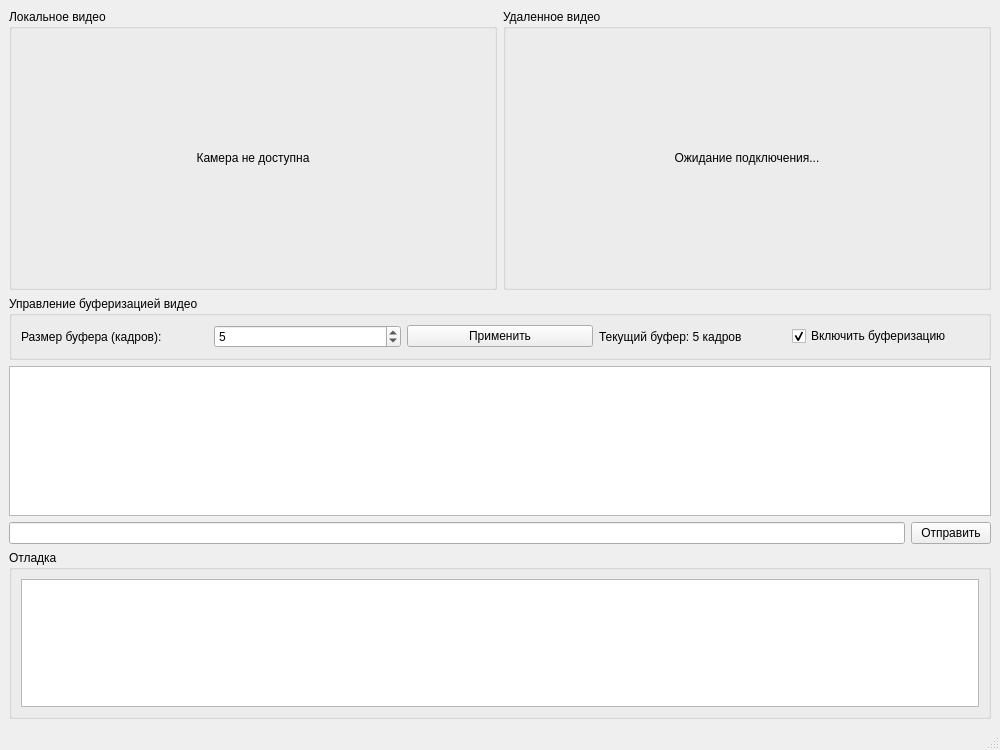
EpNKM/VladioChad, file chatwindow.ui: the form before one commit.
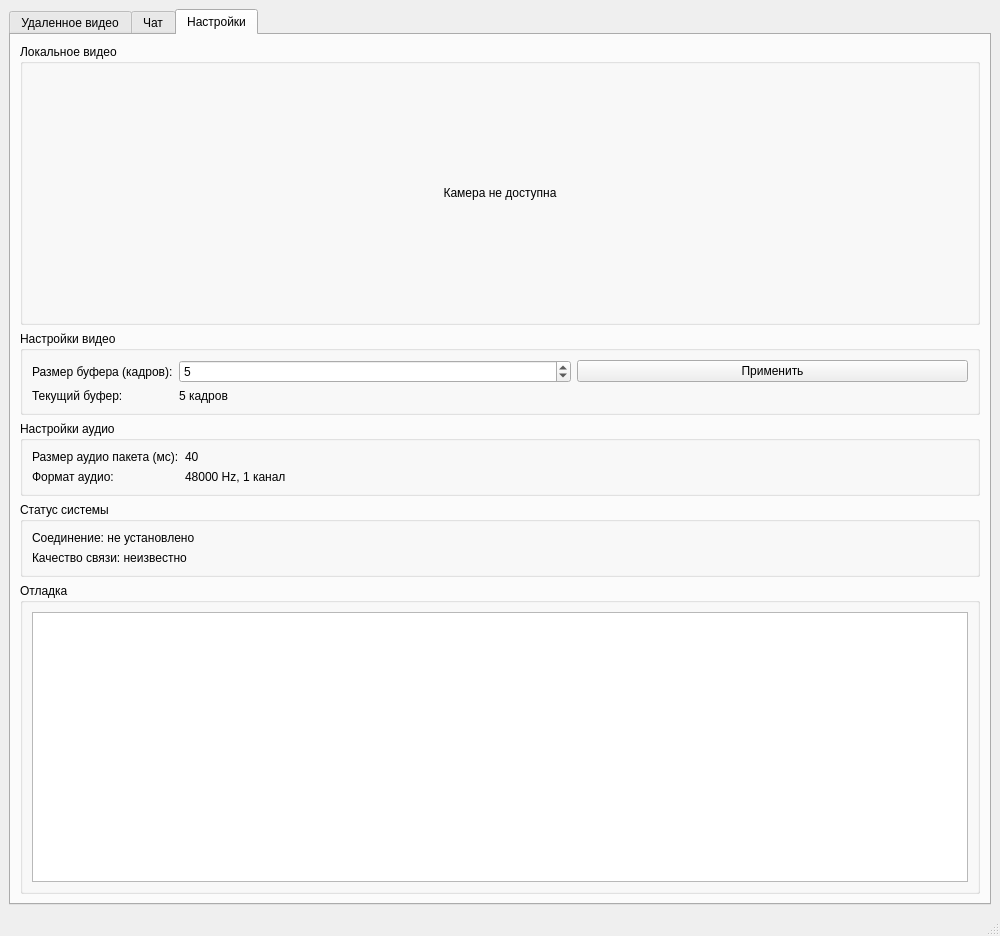
The form after the commit.

Commit message: new ui but buffer is raw

Patch:
```diff
--- a/chatwindow.ui
+++ b/chatwindow.ui
@@ -7,7 +7,7 @@
     <x>0</x>
     <y>0</y>
     <width>1000</width>
-    <height>750</height>
+    <height>936</height>
    </rect>
   </property>
   <property name="windowTitle">
@@ -16,44 +16,21 @@
   <widget class="QWidget" name="centralwidget">
    <layout class="QVBoxLayout" name="verticalLayout">
     <item>
-     <layout class="QHBoxLayout" name="horizontalLayout">
-      <item>
-       <widget class="QGroupBox" name="groupBox">
-        <property name="title">
-         <string>Локальное видео</string>
-        </property>
-        <layout class="QVBoxLayout" name="verticalLayout_3">
-         <item>
-          <widget class="QLabel" name="localVideoLabel">
-           <property name="minimumSize">
-            <size>
-             <width>320</width>
-             <height>240</height>
-            </size>
-           </property>
-           <property name="text">
-            <string>Камера не доступна</string>
-           </property>
-           <property name="alignment">
-            <set>Qt::AlignCenter</set>
-           </property>
-          </widget>
-         </item>
-        </layout>
-       </widget>
-      </item>
-      <item>
-       <widget class="QGroupBox" name="groupBox_2">
-        <property name="title">
+     <widget class="QTabWidget" name="tabWidget">
+      <property name="currentIndex">
+       <number>2</number>
+      </property>
+      <widget class="QWidget" name="remoteVideoTab">
+       <attribute name="title">
          <string>Удаленное видео</string>
-        </property>
-        <layout class="QVBoxLayout" name="verticalLayout_4">
+       </attribute>
+       <layout class="QVBoxLayout" name="verticalLayout_5">
          <item>
           <widget class="QLabel" name="remoteVideoLabel">
            <property name="minimumSize">
             <size>
-             <width>320</width>
-             <height>240</height>
+            <width>640</width>
+            <height>480</height>
             </size>
            </property>
            <property name="text">
@@ -66,24 +43,92 @@
          </item>
         </layout>
        </widget>
-      </item>
-     </layout>
-    </item>
-
-    <!-- Новый блок управления буферизацией -->
+      <widget class="QWidget" name="chatTab">
+       <attribute name="title">
+        <string>Чат</string>
+       </attribute>
+       <layout class="QVBoxLayout" name="verticalLayout_7">
+        <item>
+         <widget class="QTextEdit" name="chatArea">
+          <property name="minimumSize">
+           <size>
+            <width>0</width>
+            <height>300</height>
+           </size>
+          </property>
+          <property name="html">
+           <string>&lt;!DOCTYPE HTML PUBLIC &quot;-//W3C//DTD HTML 4.0//EN&quot; &quot;http://www.w3.org/TR/REC-html40/strict.dtd&quot;&gt;
+&lt;html&gt;&lt;head&gt;&lt;meta name=&quot;qrichtext&quot; content=&quot;1&quot; /&gt;&lt;meta charset=&quot;utf-8&quot; /&gt;&lt;style type=&quot;text/css&quot;&gt;
+p, li { white-space: pre-wrap; }
+hr { height: 1px; border-width: 0; }
+li.unchecked::marker { content: &quot;\2610&quot;; }
+li.checked::marker { content: &quot;\2612&quot;; }
+&lt;/style&gt;&lt;/head&gt;&lt;body style=&quot; font-family:'Segoe UI'; font-size:9pt; font-weight:400; font-style:normal;&quot;&gt;
+&lt;p style=&quot;-qt-paragraph-type:empty; margin-top:0px; margin-bottom:0px; margin-left:0px; margin-right:0px; -qt-block-indent:0; text-indent:0px; font-family:'Sans Serif';&quot;&gt;&lt;br /&gt;&lt;/p&gt;&lt;/body&gt;&lt;/html&gt;</string>
+          </property>
+         </widget>
+        </item>
+        <item>
+         <layout class="QHBoxLayout" name="horizontalLayout_3">
+          <item>
+           <widget class="QLineEdit" name="messageEdit"/>
+          </item>
+          <item>
+           <widget class="QPushButton" name="sendButton">
+            <property name="text">
+             <string>Отправить</string>
+            </property>
+           </widget>
+          </item>
+         </layout>
+        </item>
+       </layout>
+      </widget>
+      <widget class="QWidget" name="settingsTab">
+       <attribute name="title">
+        <string>Настройки</string>
+       </attribute>
+       <layout class="QVBoxLayout" name="verticalLayout_6">
     <item>
-     <widget class="QGroupBox" name="bufferingGroupBox">
+         <widget class="QGroupBox" name="localVideoGroup">
       <property name="title">
-       <string>Управление буферизацией видео</string>
-      </property>
-      <layout class="QHBoxLayout" name="horizontalLayout_4">
+           <string>Локальное видео</string>
+          </property>
+          <layout class="QVBoxLayout" name="verticalLayout_8">
        <item>
+            <widget class="QLabel" name="localVideoLabel">
+             <property name="minimumSize">
+              <size>
+               <width>320</width>
+               <height>240</height>
+              </size>
+             </property>
+             <property name="text">
+              <string>Камера не доступна</string>
+             </property>
+             <property name="alignment">
+              <set>Qt::AlignmentFlag::AlignCenter</set>
+             </property>
+            </widget>
+           </item>
+          </layout>
+         </widget>
+        </item>
+        <item>
+         <widget class="QGroupBox" name="videoSettingsGroup">
+          <property name="title">
+           <string>Настройки видео</string>
+          </property>
+          <layout class="QFormLayout" name="formLayout_2">
+           <item row="0" column="0">
         <widget class="QLabel" name="bufferSizeLabel">
          <property name="text">
           <string>Размер буфера (кадров):</string>
          </property>
         </widget>
        </item>
+           <item row="0" column="1">
+            <layout class="QHBoxLayout" name="horizontalLayout_4">
        <item>
         <widget class="QSpinBox" name="bufferSizeSpinBox">
          <property name="minimum">
@@ -108,69 +153,92 @@
          <property name="toolTip">
           <string>Установить новый размер буфера</string>
          </property>
-        </widget>
-       </item>
-       <item>
+               <property name="text">
+                <string>Применить</string>
+               </property>
+              </widget>
+             </item>
+            </layout>
+           </item>
+           <item row="1" column="0">
+            <widget class="QLabel" name="label_4">
+             <property name="text">
+              <string>Текущий буфер:</string>
+             </property>
+            </widget>
+           </item>
+           <item row="1" column="1">
         <widget class="QLabel" name="bufferStatusLabel">
          <property name="text">
-          <string>Текущий буфер: 5 кадров</string>
+              <string>5 кадров</string>
          </property>
         </widget>
        </item>
+          </layout>
+         </widget>
+        </item>
        <item>
-        <widget class="QCheckBox" name="enableBufferingCheckBox">
+         <widget class="QGroupBox" name="audioSettingsGroup">
+          <property name="title">
+           <string>Настройки аудио</string>
+          </property>
+          <layout class="QFormLayout" name="formLayout">
+           <item row="0" column="0">
+            <widget class="QLabel" name="label">
          <property name="text">
-          <string>Включить буферизацию</string>
-         </property>
-         <property name="checked">
-          <bool>true</bool>
-         </property>
-         <property name="toolTip">
-          <string>Включить/выключить буферизацию видео</string>
-         </property>
-        </widget>
-       </item>
-      </layout>
-     </widget>
-    </item>
-
-    <item>
-     <layout class="QHBoxLayout" name="horizontalLayout_2">
-      <item>
-       <widget class="QTextEdit" name="chatArea">
-        <property name="minimumSize">
-         <size>
-          <width>0</width>
-          <height>150</height>
-         </size>
-        </property>
-        <property name="html">
-         <string>&lt;!DOCTYPE HTML PUBLIC &quot;-//W3C//DTD HTML 4.0//EN&quot; &quot;http://www.w3.org/TR/REC-html40/strict.dtd&quot;&gt;
-&lt;html&gt;&lt;head&gt;&lt;meta name=&quot;qrichtext&quot; content=&quot;1&quot; /&gt;&lt;style type=&quot;text/css&quot;&gt;
-p, li { white-space: pre-wrap; }
-&lt;/style&gt;&lt;/head&gt;&lt;body style=&quot; font-family:'Sans Serif'; font-size:9pt; font-weight:400; font-style:normal;&quot;&gt;
-&lt;p style=&quot;-qt-paragraph-type:empty; margin-top:0px; margin-bottom:0px; margin-left:0px; margin-right:0px; -qt-block-indent:0; text-indent:0px;&quot;&gt;&lt;br /&gt;&lt;/p&gt;&lt;/body&gt;&lt;/html&gt;</string>
-        </property>
+              <string>Размер аудио пакета (мс):</string>
+             </property>
+            </widget>
+           </item>
+           <item row="0" column="1">
+            <widget class="QLabel" name="audioPacketSizeLabel">
+             <property name="text">
+              <string>40</string>
+             </property>
+            </widget>
+           </item>
+           <item row="1" column="0">
+            <widget class="QLabel" name="label_3">
+             <property name="text">
+              <string>Формат аудио:</string>
+             </property>
+            </widget>
+           </item>
+           <item row="1" column="1">
+            <widget class="QLabel" name="audioFormatLabel">
+             <property name="text">
+              <string>48000 Hz, 1 канал</string>
+             </property>
        </widget>
       </item>
      </layout>
+         </widget>
     </item>
     <item>
-     <layout class="QHBoxLayout" name="horizontalLayout_3">
+         <widget class="QGroupBox" name="statusGroupBox">
+          <property name="title">
+           <string>Статус системы</string>
+          </property>
+          <layout class="QVBoxLayout" name="verticalLayout_9">
       <item>
-       <widget class="QLineEdit" name="messageEdit"/>
+            <widget class="QLabel" name="connectionStatusLabel">
+             <property name="text">
+              <string>Соединение: не установлено</string>
+             </property>
+            </widget>
       </item>
       <item>
-       <widget class="QPushButton" name="sendButton">
+            <widget class="QLabel" name="qualityStatusLabel">
         <property name="text">
-         <string>Отправить</string>
+              <string>Качество связи: неизвестно</string>
         </property>
        </widget>
       </item>
      </layout>
+         </widget>
     </item>
     <item>
-     <widget class="QGroupBox" name="groupBox_3">
+         <widget class="QGroupBox" name="debugGroupBox">
       <property name="title">
        <string>Отладка</string>
       </property>
@@ -193,6 +261,10 @@
     </item>
    </layout>
   </widget>
+     </widget>
+    </item>
+   </layout>
+  </widget>
   <widget class="QMenuBar" name="menubar">
    <property name="geometry">
     <rect>
```
Left out of the diff: 13 changed lines with no effect on the pictures. Lines whose indentation alone changed are shown as unchanged. The commit also changes 3 other files.
